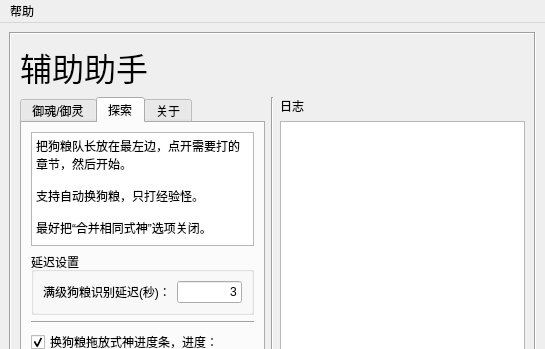
First picture: the form in onmyoji.ui, repository AcademicDog/onmyoji_bot, before the edit; both pictures show x 0 to 545 and y 0 to 349 of the 545 by 590 pixel window.
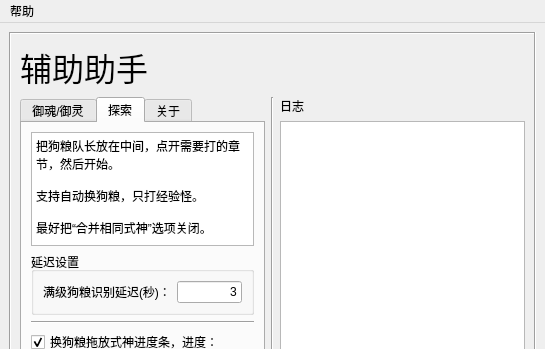
Second picture: the form after the edit. The open tabs and pages were chosen to show the change.

What changed in the file:
```diff
--- a/onmyoji.ui
+++ b/onmyoji.ui
@@ -272,7 +272,7 @@
                 <bool>true</bool>
                </property>
                <property name="plainText">
-                <string>把狗粮队长放在最左边，点开需要打的章节，然后开始。
+                <string>把狗粮队长放在中间，点开需要打的章节，然后开始。
 
 支持自动换狗粮，只打经验怪。
 
```
